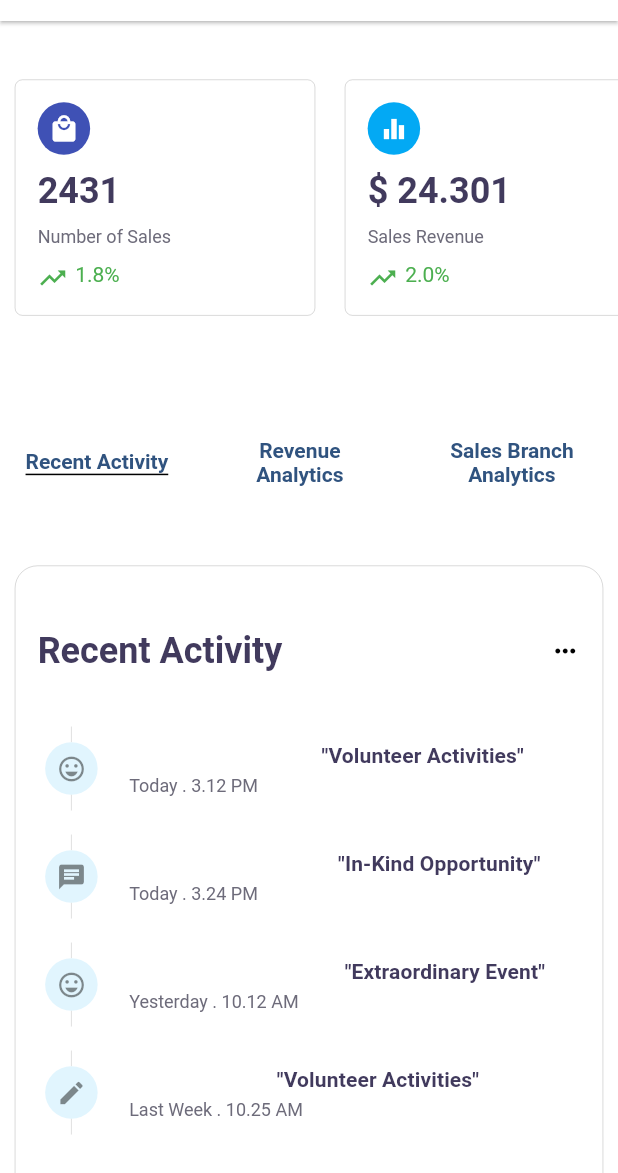
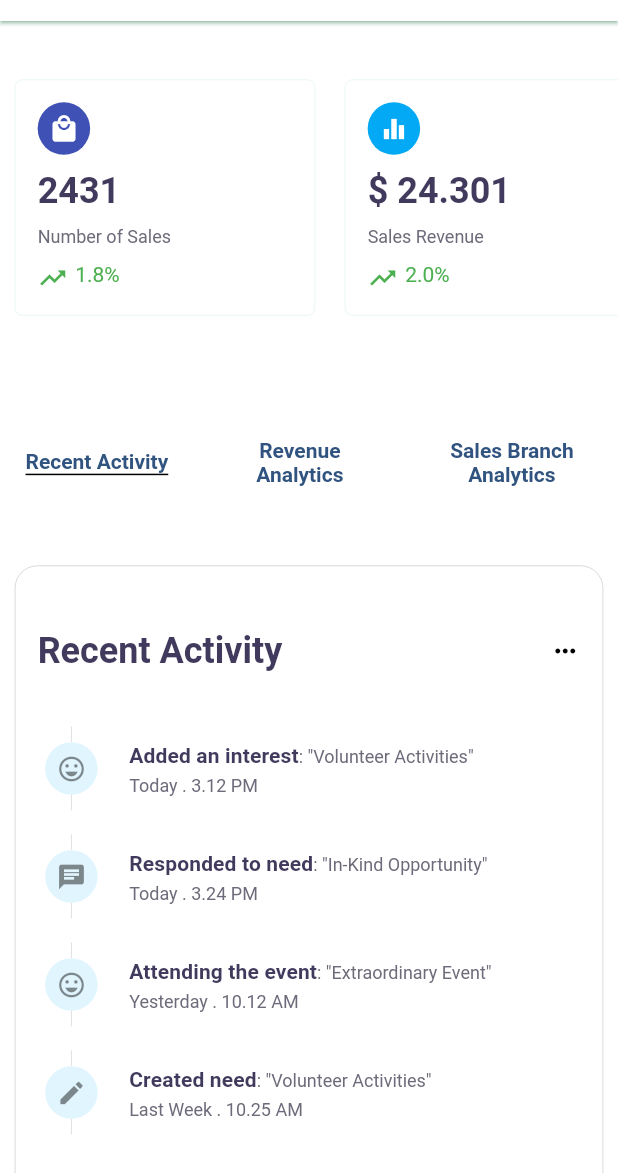
Before and after one commit to ThiagoHBA/dashboard_layout_challenge, a Flutter app: the screen it shows after launch, on a phone screen of 412 x 824 dp, the part 63-1236 px from its top. Run offline on Flutter 3.47's test engine with Material 2 defaults, Android fonts, the phone set to English and light mode, and no system bars; our stand-ins replace responsive_builder.

Commit message:
adicionando dark theme

```diff
--- a/lib/main.dart
+++ b/lib/main.dart
@@ -7,14 +7,20 @@ void main() {
 }
 
 class MyApp extends StatelessWidget {
+  static final darkThemeNotifier = ValueNotifier<bool>(false);
   @override
   Widget build(BuildContext context) {
-    return MaterialApp(
-      title: 'Layout Challenge',
-      theme: AppTheme.lightTheme,
-      darkTheme: AppTheme.darkTheme,
-      home: const MainScreenPage(),
-      debugShowCheckedModeBanner: false,
+    return ValueListenableBuilder(
+      valueListenable: darkThemeNotifier,
+      builder: (BuildContext context, bool darkMode, Widget? child) =>
+          MaterialApp(
+        title: 'Layout Challenge',
+        theme: AppTheme.lightTheme,
+        darkTheme: AppTheme.darkTheme,
+        themeMode: darkMode ? ThemeMode.dark : ThemeMode.light,
+        home: const MainScreenPage(),
+        debugShowCheckedModeBanner: false,
+      ),
     );
   }
 }
--- a/lib/view/components/recent_activity/recent_activity_list_tile_component.dart
+++ b/lib/view/components/recent_activity/recent_activity_list_tile_component.dart
@@ -43,10 +43,11 @@ class RecentActivitysTile extends StatelessWidget {
       title: RichText(
         text: TextSpan(
           children: [
-            TextSpan(text: titleText),
             TextSpan(
-              text: ' "$highlightedTitleText"',
-              style: Theme.of(context).textTheme.subtitle2,
+                text: titleText, style: Theme.of(context).textTheme.subtitle2),
+            TextSpan(
+              text: ': "$highlightedTitleText"',
+              style: Theme.of(context).textTheme.caption,
             )
           ],
         ),
--- a/lib/view/components/sale_card/sale_card_component.dart
+++ b/lib/view/components/sale_card/sale_card_component.dart
@@ -26,7 +26,7 @@ class SaleCardComponent extends StatelessWidget {
       margin: const EdgeInsets.all(10.0),
       decoration: BoxDecoration(
         borderRadius: BorderRadius.circular(5),
-        border: Border.all(width: 0.1),
+        border: Border.all(width: 0.1, color: Theme.of(context).accentColor),
       ),
       child: Padding(
         padding: const EdgeInsets.all(15.0),
--- a/lib/view/design/themes.dart
+++ b/lib/view/design/themes.dart
@@ -18,16 +18,23 @@ class AppTheme {
 
   ///Setup colors for [DarkTheme]
 
+  ///[Colors] setup
   static const _darkPrimaryColor = Color(0xFF170A4B);
-  static const _darkAccentColor = Color(0xFF70CF98);
-  static const _darkBackGroundColor = Color(0xFFFFFFFF);
-  static const _darkAppBarIconColor = Color(0xFF413A5D);
-  static const _darkSideMenuIconColor = Color(0xFFD2CCE3);
-  static const _darkTitleTextColor = Color(0xFF413A5D);
-  static const _darkCommonTextColor = Color(0xFF6D6B7A);
+  static const _darkAccentColor = Color(0xFFFFFFFF);
+  static const _darkBackGroundColor = Color(0xFF373737);
+
+  ///[Icons Colors] setup
+  static const _darkAppBarIconColor = Color(0xFFE7E7E7);
+  static const _darkSideMenuIconColor = Color(0xFFE7E7E7);
+
+  ///[Text Colors] setup
+  static const _darkTitleTextColor = Color(0xFFFFFFFF);
+  static const _darkCommonTextColor = Color(0xFFFFFFFF);
   static const _darkSelectedTextColor = Color(0xFF30537F);
+
+  ///[Buttons Colors] setup
   static const _darkSelectedButtonColor = Color(0xFF21205E);
-  static const _darkFillColor = Color(0xFFF7F6FB);
+  static const _darkFillColor = Color(0xFF6F6F6F);
 
   static final ThemeData lightTheme = ThemeData(
     scaffoldBackgroundColor: _backGroundColor,
@@ -37,6 +44,7 @@ class AppTheme {
       iconTheme: IconThemeData(
         color: _appBarIconColor,
       ),
+      shadowColor: _accentColor,
     ),
     iconTheme: const IconThemeData(
       color: _sideMenuIconColor,
@@ -80,6 +88,7 @@ class AppTheme {
       iconTheme: IconThemeData(
         color: _darkAppBarIconColor,
       ),
+      shadowColor: _darkAccentColor,
     ),
     iconTheme: const IconThemeData(
       color: _darkSideMenuIconColor,
```
Also changed, not shown: lib/view/components/elegant_app_bar/elegant_appbar_component.dart (+7 -4 lines), lib/view/components/side_menu/side_menu_component.dart (+12 -0 lines), lib/view/pages/main_screen/web/main_screen_web.dart (+7 -13 lines).
